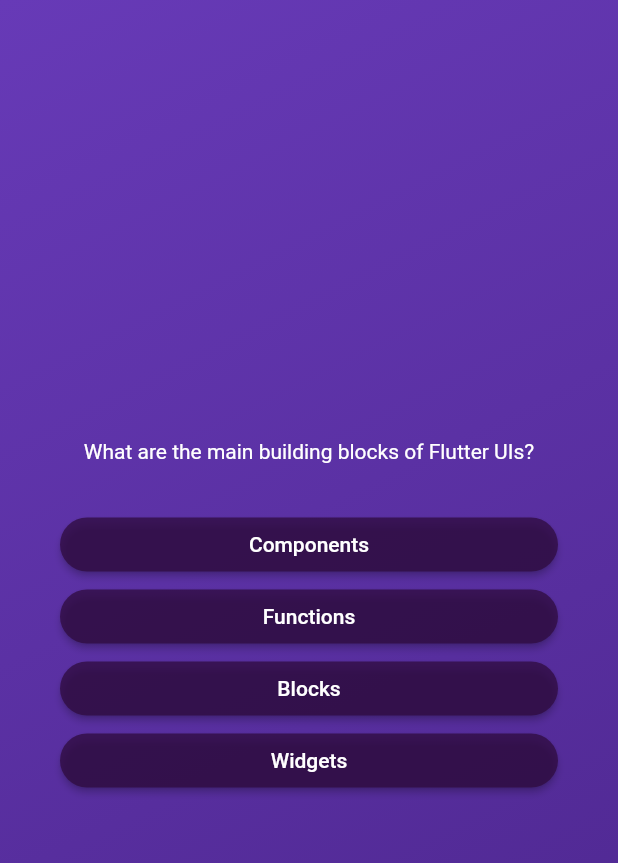
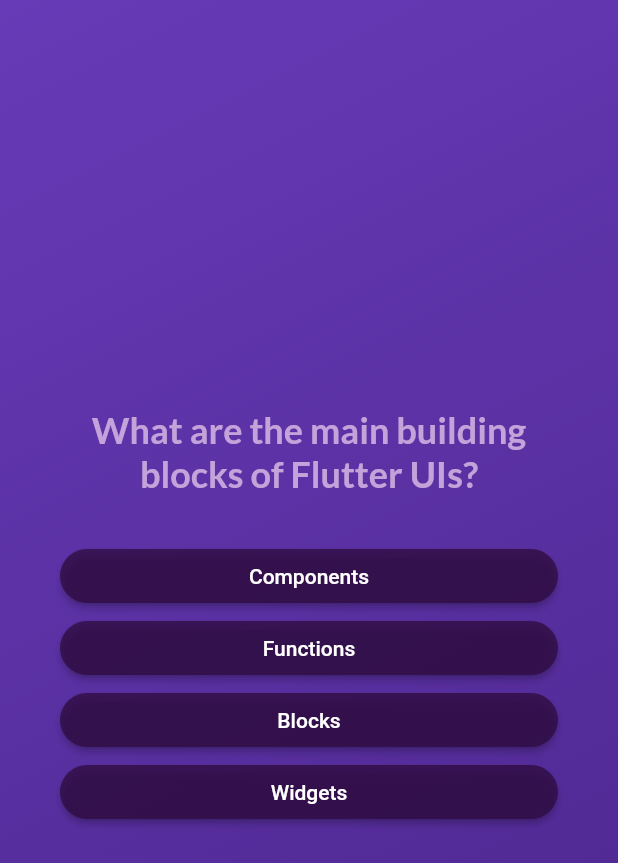
Before and after one commit to wtwente20/Flutter-Quiz-App, a Flutter app: the screen it shows after launch, after a tap on "Start Quiz", on a phone screen of 412 x 824 dp. Shown: the top 863 px of the screen. Run offline on Flutter 3.47's test engine with Material 2 defaults, Android fonts, the phone set to English and light mode, and no system bars; our stand-ins replace google_fonts.

Commit message:
added Google fonts dependency

```diff
--- a/lib/questions_screen.dart
+++ b/lib/questions_screen.dart
@@ -1,4 +1,5 @@
 import 'package:flutter/material.dart';
+import 'package:google_fonts/google_fonts.dart';
 import 'package:quizapp/answer_button.dart';
 import 'package:quizapp/data/questions.dart';
 
@@ -34,7 +35,11 @@ class _QuestionsScreenState extends State<QuestionsScreen> {
           children: [
             Text(
               currentQuestion.text,
-              style: const TextStyle(color: Colors.white),
+              style: GoogleFonts.lato(
+                color: const Color.fromARGB(255, 196, 163, 218),
+                fontSize: 24,
+                fontWeight: FontWeight.bold,
+              ),
               textAlign: TextAlign.center,
             ),
             const SizedBox(height: 30),
--- a/pubspec.yaml
+++ b/pubspec.yaml
@@ -35,6 +35,7 @@ dependencies:
   # The following adds the Cupertino Icons font to your application.
   # Use with the CupertinoIcons class for iOS style icons.
   cupertino_icons: ^1.0.2
+  google_fonts: ^5.1.0
 
 dev_dependencies:
   flutter_test:
```
Also changed, not shown: pubspec.lock, 1 other file.
